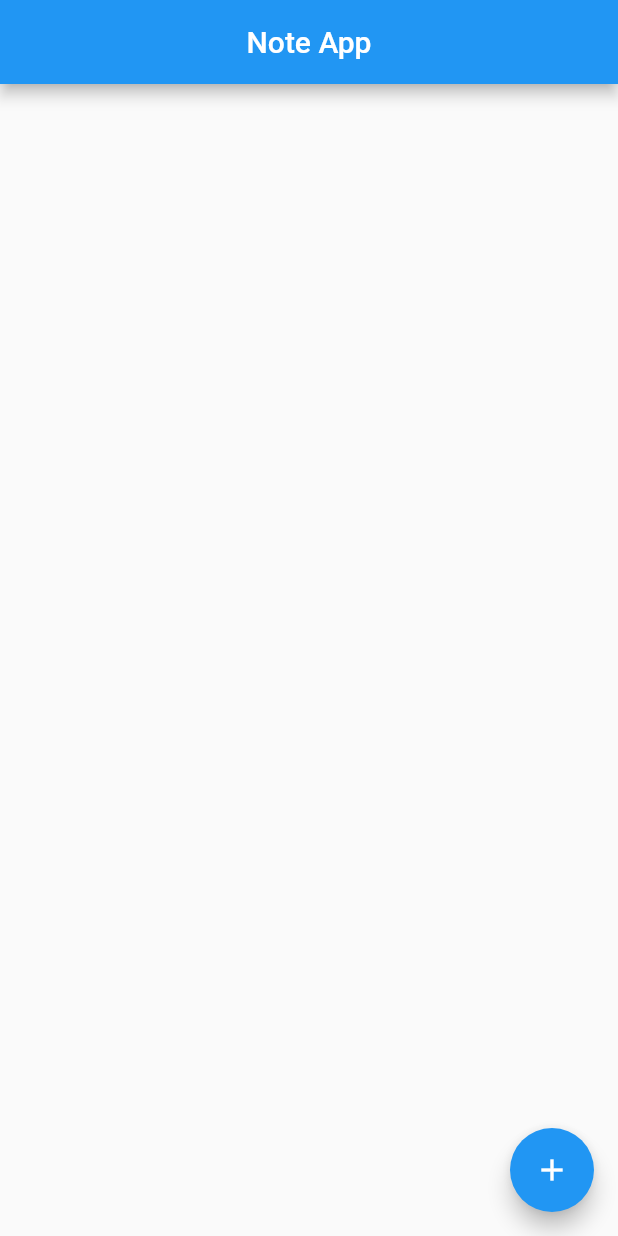
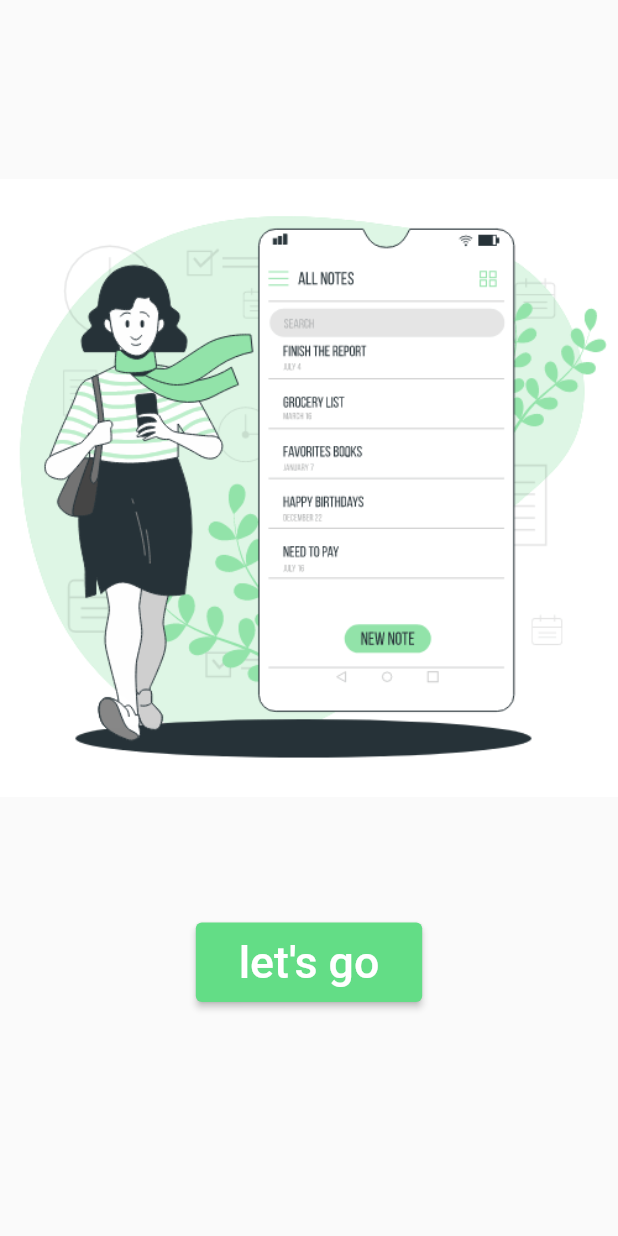
Before and after one commit to youssef-hossam/NOTE-APP, a Flutter app: the screen it shows after launch, on a phone screen of 412 x 824 dp. Run offline on Flutter 3.47's test engine with Material 2 defaults, Android fonts, the phone set to English and light mode, and no system bars; our stand-ins replace flutter_screenutil, google_fonts, sqflite; accounts and stored records are empty.

Commit message:
feature of themes

```diff
--- /dev/null
+++ b/lib/intro_page.dart
@@ -0,0 +1,39 @@
+import 'package:flutter/material.dart';
+import 'package:flutter_screenutil/flutter_screenutil.dart';
+import 'package:google_fonts/google_fonts.dart';
+
+class IntroPage extends StatelessWidget {
+  const IntroPage({super.key});
+
+  @override
+  Widget build(BuildContext context) {
+    return Scaffold(
+      body: Column(
+        children: [
+          SizedBox(
+            height: 100.h,
+          ),
+          Image.asset("assets/images/Mobile note list (3).gif"),
+          SizedBox(
+            height: 70.h,
+          ),
+          ElevatedButton(
+              onPressed: () {
+                Navigator.pushNamed(context, 'homepage');
+              },
+              style: ElevatedButton.styleFrom(
+                padding:
+                    EdgeInsets.symmetric(vertical: 7.5.h, horizontal: 25.w),
+                backgroundColor: Color.fromARGB(255, 99, 221, 134),
+              ),
+              child: Text(
+                "let's go",
+                style: GoogleFonts.singleDay(
+                  fontSize: 26.sp,
+                ),
+              ))
+        ],
+      ),
+    );
+  }
+}
--- a/lib/main.dart
+++ b/lib/main.dart
@@ -1,4 +1,6 @@
 import 'package:flutter/material.dart';
+import 'package:flutter_screenutil/flutter_screenutil.dart';
+import 'package:note/intro_page.dart';
 
 import 'home_page.dart';
 import 'notadd.dart';
@@ -12,12 +14,18 @@ class MyApp extends StatelessWidget {
 
   @override
   Widget build(BuildContext context) {
-    return MaterialApp(
-      routes: {
-        "noteadd": (context) => NoteAdd(),
-      },
-      debugShowCheckedModeBanner: false,
-      home: HomePage(),
+    return ScreenUtilInit(
+      splitScreenMode: true,
+      minTextAdapt: true,
+      designSize: const Size(360, 690),
+      child: MaterialApp(
+        routes: {
+          "noteadd": (context) => NoteAdd(),
+          "homepage": (context) => HomePage(),
+        },
+        debugShowCheckedModeBanner: false,
+        home: IntroPage(),
+      ),
     );
   }
 }
--- /dev/null
+++ b/lib/theme.dart
@@ -0,0 +1,6 @@
+import 'dart:ui';
+
+class AppColor {
+  static Color primarycolor = Color.fromARGB(255, 99, 221, 134);
+  static Color Secodarycolor = Color.fromARGB(255, 47, 60, 66);
+}
--- a/pubspec.yaml
+++ b/pubspec.yaml
@@ -36,6 +36,8 @@ dependencies:
   # Use with the CupertinoIcons class for iOS style icons.
   cupertino_icons: ^1.0.2
   sqflite: ^2.3.2
+  flutter_screenutil: ^5.9.0
+  google_fonts: ^6.1.0
 
 dev_dependencies:
   flutter_test:
@@ -60,8 +62,8 @@ flutter:
   uses-material-design: true
 
   # To add assets to your application, add an assets section, like this:
-  # assets:
-  #   - images/a_dot_burr.jpeg
+  assets:
+    - assets/images/
   #   - images/a_dot_ham.jpeg
 
   # An image asset can refer to one or more resolution-specific "variants", see
```
Also changed, not shown: lib/home_page.dart (+10 -2 lines), lib/notadd.dart (+26 -2 lines), lib/noteedit_page.dart (+24 -1 lines), assets/images/Mobile note list (3).gif (added), pubspec.lock, 1 other file.
